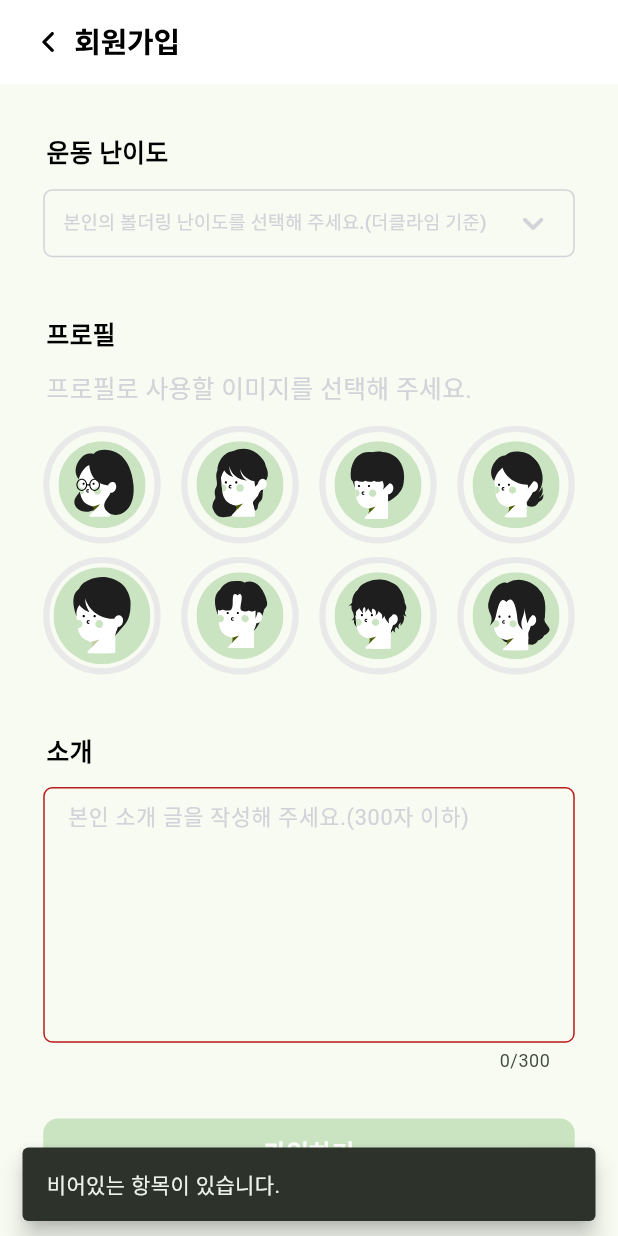
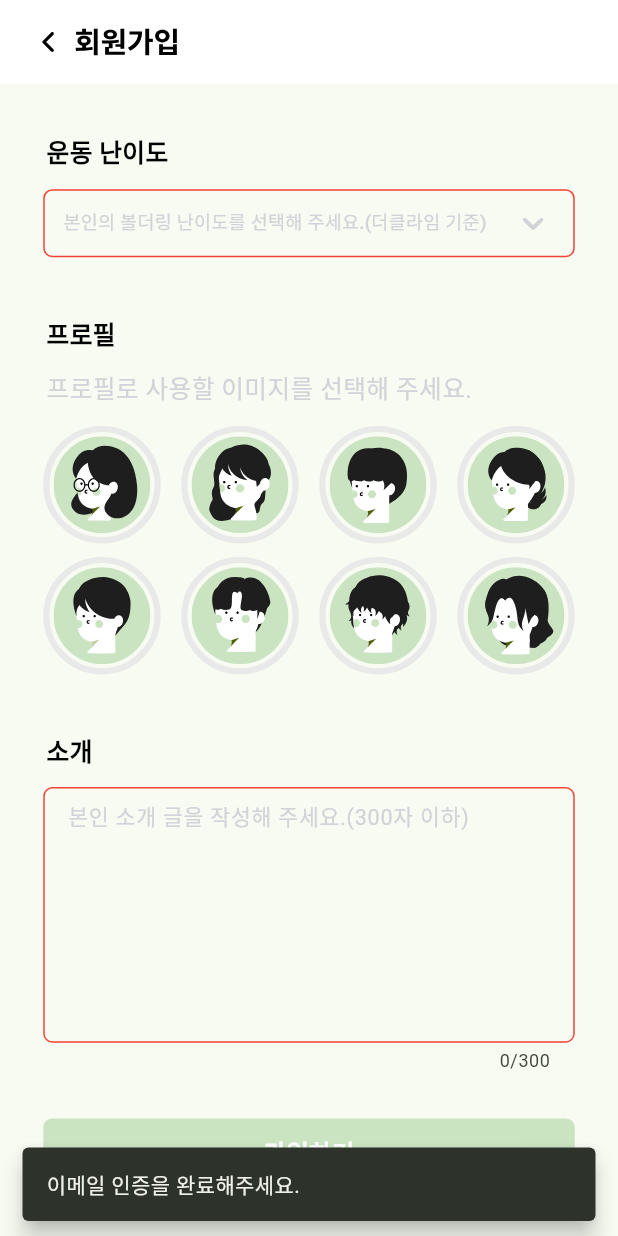
Before and after one commit to ROCCIA-901/roccia_901_client, a Flutter app: the SignUpScreen screen opened by its route, scrolled down 890 dp, after a tap on "가입하기", on a phone screen of 412 x 824 dp. Run offline on Flutter 3.47's test engine with Material 3 defaults, Android fonts, the phone set to English and light mode, and no system bars; drawn by our look-alikes of dropdown_button2; our stand-ins replace auto_route, carousel_slider, email_validator, flutter_riverpod, flutter_secure_storage, flutter_svg and 8 more; missing offline and left inert: http_interceptor; accounts and stored records are empty; generated files the repository leaves out were written again.

Commit message:
design: 디자인 수정

```diff
--- a/lib/presentation/screens/sign_up_screen.dart
+++ b/lib/presentation/screens/sign_up_screen.dart
@@ -1,11 +1,14 @@
+import 'package:auto_route/auto_route.dart';
 import 'package:dropdown_button2/dropdown_button2.dart';
 import 'package:email_validator/email_validator.dart';
 import 'package:flutter/material.dart';
 import 'package:flutter_riverpod/flutter_riverpod.dart';
 import 'package:flutter_svg/svg.dart';
 import 'package:google_fonts/google_fonts.dart';
-import 'package:untitled/data/shared/api_exception.dart';
+import 'package:untitled/constants/app_colors.dart';
+import 'package:untitled/presentation/screens/shared/exception_handler_on_view.dart';
 import 'package:untitled/presentation/viewmodels/authentication/register_viewmodel.dart';
+import 'package:untitled/utils/app_router.dart';
 import 'package:untitled/utils/dialog_helper.dart';
 import 'package:untitled/utils/snack_bar_helper.dart';
 
@@ -18,6 +21,7 @@ import '../../widgets/app_common_text_button.dart';
 // Todo 드롭다운 메뉴 확장 시 화면 스크롤 안되는 문제 해결
 // Todo Timer Logic이 UI에 종속되어 있음. Timer Logic을 분리하자.
 
+@RoutePage()
 class SignUpScreen extends ConsumerStatefulWidget {
   const SignUpScreen({super.key});
 
@@ -38,7 +42,9 @@ class _SignUpScreenState extends ConsumerState<SignUpScreen> {
   late String _name; // 이름
   late String _introduction; // 소개
 
-  /// email이 인증되었는지
+  // 인증번호 요청 버튼이 눌렸는지
+  bool _isRequestAuthCodePressed = false;
+  // email이 인증되었는지
   bool _isEmailVerified = false;
 
   /// Dropdown Button2에서 선택된 값들(package 이름이 button2 입니다.)
@@ -54,6 +60,9 @@ class _SignUpScreenState extends ConsumerState<SignUpScreen> {
   /// 인증 타임아웃 카운트다운을 위한 변수
   late int _currentCount; // 화면에 표시되는 현재 카운트
   late CountdownTimer _countdownTimer;
+
+  /// 제출을 한번이라도 시도 했는지
+  bool _hasTriedSubmit = false;
 
   @override
   void initState() {
@@ -121,7 +130,8 @@ class _SignUpScreenState extends ConsumerState<SignUpScreen> {
                         child: SizedBox(
                           width: SizeConfig.safeBlockHorizontal * 55.56,
                           child: TextFormField(
-                            readOnly: _isEmailVerified,
+                            readOnly:
+                                _isRequestAuthCodePressed || _isEmailVerified,
                             keyboardType: TextInputType.emailAddress,
                             textInputAction: TextInputAction.done,
                             style: GoogleFonts.roboto(
@@ -146,6 +156,12 @@ class _SignUpScreenState extends ConsumerState<SignUpScreen> {
                                 borderRadius: BorderRadius.circular(6),
                                 borderSide: BorderSide(
                                   color: Color(0xFFD1D3D9),
+                                ),
+                              ),
+                              errorBorder: OutlineInputBorder(
+                                borderRadius: BorderRadius.circular(6),
+                                borderSide: BorderSide(
+                                  color: Colors.red,
                                 ),
                               ),
                               border: OutlineInputBorder(
@@ -182,6 +198,7 @@ class _SignUpScreenState extends ConsumerState<SignUpScreen> {
                           _countdownTimer.restart();
                           _requestRegisterAuthCode();
                         },
+                        enabled: !_isEmailVerified,
                       ),
                     ],
                   ),
@@ -278,12 +295,16 @@ class _SignUpScreenState extends ConsumerState<SignUpScreen> {
                               color: Color(0xFFFFFFFF),
                             ),
                           ),
-                          backgroundColor:
-                              Theme.of(context).colorScheme.primary,
-                          cornerRadius: 10,
+                          backgroundColor: _isEmailVerified
+                              ? AppColors.grayLight
+                              : Theme.of(context).colorScheme.primary,
+                          cornerRadius: 6,
                           width: double.maxFinite,
                           height: double.maxFinite,
                           onPressed: () {
+                            if (_isEmailVerified) {
+                              return;
+                            }
                             _verifyRegisterAuthCode();
                           },
                         ),
@@ -336,6 +357,12 @@ class _SignUpScreenState extends ConsumerState<SignUpScreen> {
                               borderRadius: BorderRadius.circular(6),
                               borderSide: BorderSide(
                                 color: Color(0xFFD1D3D9),
+                              ),
+                            ),
+                            errorBorder: OutlineInputBorder(
+                              borderRadius: BorderRadius.circular(6),
+                              borderSide: BorderSide(
+                                color: Colors.red,
                               ),
                             ),
                             border: OutlineInputBorder(
@@ -398,6 +425,12 @@ class _SignUpScreenState extends ConsumerState<SignUpScreen> {
                                 color: Color(0xFFD1D3D9),
                               ),
                             ),
+                            errorBorder: OutlineInputBorder(
+                              borderRadius: BorderRadius.circular(6),
+                              borderSide: BorderSide(
+                                color: Colors.red,
+                              ),
+                            ),
                             border: OutlineInputBorder(
                               borderRadius: BorderRadius.circular(6),
                               borderSide: BorderSide(
@@ -452,6 +485,12 @@ class _SignUpScreenState extends ConsumerState<SignUpScreen> {
                                 color: Color(0xFFD1D3D9),
                               ),
                             ),
+                            errorBorder: OutlineInputBorder(
+                              borderRadius: BorderRadius.circular(6),
+                              borderSide: BorderSide(
+                                color: Colors.red,
+                              ),
+                            ),
                             border: OutlineInputBorder(
                               borderRadius: BorderRadius.circular(6),
                               borderSide: BorderSide(
@@ -477,6 +516,7 @@ class _SignUpScreenState extends ConsumerState<SignUpScreen> {
                     GenerationDropdown(
                       selectedValue: _generation,
                       onChanged: changeGeneration,
+                      doValidate: _hasTriedSubmit,
                     ),
                     SizedBox(height: SizeConfig.safeBlockVertical * 4.7),
 
@@ -488,6 +528,7 @@ class _SignUpScreenState extends ConsumerState<SignUpScreen> {
                       selectedValue: _userRole,
                       onChanged: changeRole,
                       hintText: "본인의 역할을 선택해 주세요.",
+                      doValidate: _hasTriedSubmit,
                     ),
                     SizedBox(height: SizeConfig.safeBlockVertical * 4.7),
 
@@ -500,6 +541,7 @@ class _SignUpScreenState extends ConsumerState<SignUpScreen> {
                       selectedValue: _location,
                       onChanged: changeLocation,
                       hintText: "본인의 운동 지점을 선택해 주세요.",
+                      doValidate: _hasTriedSubmit,
                     ),
                     SizedBox(height: SizeConfig.safeBlockVertical * 4.7),
 
@@ -511,6 +553,7 @@ class _SignUpScreenState extends ConsumerState<SignUpScreen> {
                       selectedValue: _level,
                       onChanged: changeLevel,
                       hintText: "본인의 볼더링 난이도를 선택해 주세요.(더클라임 기준)",
+                      doValidate: _hasTriedSubmit,
                     ),
                     SizedBox(height: SizeConfig.safeBlockVertical * 4.7),
 
@@ -548,6 +591,7 @@ class _SignUpScreenState extends ConsumerState<SignUpScreen> {
                         textInputAction: TextInputAction.newline,
                         maxLength: 300,
                         maxLines: 7,
+                        cursorOpacityAnimates: true,
                         style: GoogleFonts.roboto(
                           fontSize: SizeConfig.safeBlockHorizontal * 3.5,
                           color: Colors.black,
@@ -570,6 +614,12 @@ class _SignUpScreenState extends ConsumerState<SignUpScreen> {
                             borderRadius: BorderRadius.circular(6),
                             borderSide: BorderSide(
                               color: Color(0xFFD1D3D9),
+                            ),
+                          ),
+                          errorBorder: OutlineInputBorder(
+                            borderRadius: BorderRadius.circular(6),
+                            borderSide: BorderSide(
+                              color: Colors.red,
                             ),
                           ),
                           border: OutlineInputBorder(
@@ -607,7 +657,7 @@ class _SignUpScreenState extends ConsumerState<SignUpScreen> {
                     ),
                   ),
                   backgroundColor: Theme.of(context).colorScheme.primary,
-                  cornerRadius: 10,
+                  cornerRadius: 6,
                   width: double.maxFinite,
                   height: double.maxFinite,
                   onPressed: () {
@@ -665,10 +715,12 @@ class _SignUpScreenState extends ConsumerState<SignUpScreen> {
   }
 
   void _requestRegisterAuthCode() {
-    if (!(_emailFormKey.currentState!.validate())) {
-      return;
+    if (!_isRequestAuthCodePressed) {
+      if (!(_emailFormKey.currentState!.validate())) {
+        return;
+      }
+      _emailFormKey.currentState?.save();
     }
-    _emailFormKey.currentState?.save();
     ref
         .read(requestRegisterAuthCodeControllerProvider.notifier)
         .execute(email: _email);
@@ -679,13 +731,64 @@ class _SignUpScreenState extends ConsumerState<SignUpScreen> {
         !(_authCodeFormKey.currentState!.validate())) {
       return;
     }
-    _emailFormKey.currentState?.save();
+    if (!_isRequestAuthCodePressed) {
+      SnackBarHelper.showTextSnackBar(context, "인증번호를 받아주세요.");
+      return;
+    }
     _authCodeFormKey.currentState?.save();
     ref
         .read(verifyRegisterAuthCodeControllerProvider.notifier)
         .execute(email: _email, authCode: _authenticationCode);
   }
 
+  void _submitResisterForm() {
+    setState(() {
+      _hasTriedSubmit = true;
+    });
+    final isEmailValid = _emailFormKey.currentState?.validate();
+    final isFormValid = _otherFormKey.currentState?.validate();
+
+    if (!_isEmailVerified) {
+      SnackBarHelper.showTextSnackBar(context, "이메일 인증을 완료해주세요.");
+      return;
+    }
+    if (_emailFormKey.currentState == null || isEmailValid != true) {
+      SnackBarHelper.showTextSnackBar(context, "이메일 형식이 올바르지 않습니다.");
+      return;
+    }
+    if (_otherFormKey.currentState == null || isFormValid != true) {
+      SnackBarHelper.showTextSnackBar(context, "비어있는 항목이 있습니다.");
+      return;
+    }
+    if (_generation == null ||
+        _userRole == null ||
+        _location == null ||
+        _level == null) {
+      SnackBarHelper.showTextSnackBar(context, "필수 항목을 선택해주세요.");
+      return;
+    }
+    if (_profileIndex == null) {
+      SnackBarHelper.showTextSnackBar(context, "프로필을 선택해주세요.");
+      return;
+    }
+    _otherFormKey.currentState?.save();
+    ref.read(registerControllerProvider.notifier).execute(
+          email: _email,
+          password: _password,
+          passwordConfirm: _passwordConfirm,
+          username: _name,
+          generation: "$_generation기",
+          role: UserRole.toName[_userRole]!,
+          workoutLocation: Location.toName[_location]!,
+          workoutLevel: BoulderLevel.toName[_level]!,
+          profileNumber: _profileIndex! + 1,
+          introduction: _introduction,
+        );
+  }
+
+  // ------------------------------------------------------------------------ //
+  // Notification Listeners                                                   //
+  // ------------------------------------------------------------------------ //
   void _setListener() {
     _listenRequestAuthCode();
     _listenEmailValidation();
@@ -693,6 +796,13 @@ class _SignUpScreenState extends ConsumerState<SignUpScreen> {
   }
 
   void _listenRequestAuthCode() {
+    void onSuccess() {
+      setState(() {
+        _isRequestAuthCodePressed = true;
+      });
+      SnackBarHelper.showTextSnackBar(context, "인증번호가 발송되었습니다.");
+    }
+
     ref.listen(
       requestRegisterAuthCodeControllerProvider,
       (previous, next) {
@@ -700,7 +810,7 @@ class _SignUpScreenState extends ConsumerState<SignUpScreen> {
           data: (data) {
             if (previous is AsyncLoading) {
               Navigator.pop(context);
-              SnackBarHelper.showTextSnackBar(context, "인증번호가 발송되었습니다.");
+              onSuccess();
             }
           },
           loading: () {
@@ -710,10 +820,8 @@ class _SignUpScreenState extends ConsumerState<SignUpScreen> {
             if (previous is AsyncLoading) {
               Navigator.pop(context);
             }
-            if (error is ApiException) {
-              SnackBarHelper.showTextSnackBar(context, error.message);
-            } else {
-              SnackBarHelper.showErrorSnackBar(context);
+            if (error is Exception) {
+              exceptionHandlerOnView(context, e: error, stackTrace: stackTrace);
             }
           },
         );
@@ -747,10 +855,8 @@ class _SignUpScreenState extends ConsumerState<SignUpScreen> {
             if (previous is AsyncLoading) {
               Navigator.pop(context);
             }
-            if (error is ApiException) {
-              SnackBarHelper.showTextSnackBar(context, error.message);
-            } else {
-              SnackBarHelper.showErrorSnackBar(context);
+            if (error is Exception) {
+              exceptionHandlerOnView(context, e: error, stackTrace: stackTrace);
             }
           },
         );
@@ -759,6 +865,12 @@ class _SignUpScreenState extends ConsumerState<SignUpScreen> {
   }
 
   void _listenRegister() {
+    void onSuccess() {
+      SnackBarHelper.showTextSnackBar(context, "회원가입이 완료되었습니다.");
+      AutoRouter.of(context).popUntilRoot();
+      AutoRouter.of(context).replace(MemberHomeRoute());
+    }
+
     ref.listen(
       registerControllerProvider,
       (previous, next) {
@@ -766,7 +878,7 @@ class _SignUpScreenState extends ConsumerState<SignUpScreen> {
           data: (data) {
             if (previous is AsyncLoading) {
               Navigator.pop(context);
-              SnackBarHelper.showTextSnackBar(context, "회원가입이 완료되었습니다.");
+              onSuccess();
             }
           },
           loading: () {
@@ -776,48 +888,13 @@ class _SignUpScreenState extends ConsumerState<SignUpScreen> {
             if (previous is AsyncLoading) {
               Navigator.pop(context);
             }
-            if (error is ApiException) {
-              SnackBarHelper.showTextSnackBar(context, error.message);
-            } else {
-              SnackBarHelper.showErrorSnackBar(context);
+            if (error is Exception) {
+              exceptionHandlerOnView(context, e: error, stackTrace: stackTrace);
             }
           },
         );
       },
     );
-  }
-
-  void _submitResisterForm() {
-    if (_otherFormKey.currentState == null ||
-        !_otherFormKey.currentState!.validate()) {
-      SnackBarHelper.showTextSnackBar(context, "비어있는 항목이 있습니다.");
-      return;
-    }
-    if (_generation == null ||
-        _userRole == null ||
-        _location == null ||
-        _level == null) {
-      SnackBarHelper.showTextSnackBar(context, "필수 항목을 선택해주세요.");
-      return;
-    }
-    if (_profileIndex == null) {
-      SnackBarHelper.showTextSnackBar(context, "프로필을 선택해주세요.");
-      return;
-    }
-    _emailFormKey.currentState?.save();
-    _otherFormKey.currentState?.save();
-    ref.read(registerControllerProvider.notifier).execute(
-          email: _email,
-          password: _password,
-          passwordConfirm: _passwordConfirm,
-          username: _name,
-          generation: "$_generation기",
-          role: UserRole.toName[_userRole]!,
-          workoutLocation: Location.toName[_location]!,
-          workoutLevel: BoulderLevel.toName[_level]!,
-          profileNumber: _profileIndex! + 1,
-          introduction: _introduction,
-        );
   }
 }
 
@@ -853,14 +930,16 @@ class InputLabel extends StatelessWidget {
 /// 인증번호 받기 버튼
 /// 한번 누르면 onPressed 함수가 secondOnPressed로 바뀐다.
 class GetAuthenticationButton extends StatefulWidget {
+  final void Function() firstOnPressed;
+  final void Function() secondOnPressed;
+  final bool enabled;
+
   const GetAuthenticationButton({
     super.key,
     required this.firstOnPressed,
     required this.secondOnPressed,
+    this.enabled = true,
   });
-
-  final void Function() firstOnPressed;
-  final void Function() secondOnPressed;
 
   @override
   State<GetAuthenticationButton> createState() =>
@@ -883,11 +962,16 @@ class _GetAuthenticationButtonState extends State<GetAuthenticationButton> {
             color: Color(0xFFFFFFFF),
           ),
         ),
-        backgroundColor: Theme.of(context).colorScheme.primary,
-        cornerRadius: 10,
+        backgroundColor: widget.enabled
+            ? Theme.of(context).colorScheme.primary
+            : AppColors.grayLight,
+        cornerRadius: 6,
         width: double.maxFinite,
         height: double.maxFinite,
         onPressed: () {
+          if (!widget.enabled) {
+            return;
+          }
           if (_isPressed) {
             widget.secondOnPressed();
           } else {
@@ -904,11 +988,22 @@ class _GetAuthenticationButtonState extends State<GetAuthenticationButton> {
 class GenerationDropdown extends StatelessWidget {
   final int? selectedValue;
   final void Function(int?) onChanged;
-  const GenerationDropdown({
+  final bool doValidate;
+
+  late final Color borderColor;
+
+  GenerationDropdown({
     super.key,
     required this.selectedValue,
     required this.onChanged,
-  });
+    this.doValidate = false,
+  }) {
+    if (doValidate && selectedValue == null) {
+      borderColor = Colors.red;
+    } else {
+      borderColor = AppColors.grayMediumDark;
+    }
+  }
 
   @override
   Widget build(BuildContext context) {
@@ -954,7 +1049,7 @@ class GenerationDropdown extends StatelessWidget {
             ),
             decoration: BoxDecoration(
               border: Border.all(
-                color: Color(0xFFD1D3D9),
+                color: borderColor,
               ),
               borderRadius: BorderRadius.circular(6),
             ),
@@ -969,7 +1064,7 @@ class GenerationDropdown extends StatelessWidget {
             width: SizeConfig.safeBlockHorizontal * 86,
             elevation: 3,
             decoration: BoxDecoration(
-              borderRadius: BorderRadius.circular(10),
+              borderRadius: BorderRadius.circular(6),
               color: Color(0xFFFFFFFF),
             ),
             offset: const Offset(0, 0),
@@ -998,6 +1093,9 @@ class GenericDropdown<T extends Enum> extends StatelessWidget {
   final T? selectedValue;
   final void Function(T?) onChanged;
   final String hintText;
+  final bool doValidate;
+
+  late final Color borderColor;
 
   GenericDropdown({
     super.key,
@@ -1006,7 +1104,14 @@ class GenericDropdown<T extends Enum> extends StatelessWidget {
     required this.selectedValue,
     required this.onChanged,
     required this.hintText,
-  });
+    this.doValidate = false,
+  }) {
+    if (doValidate && selectedValue == null) {
+      borderColor = Colors.red;
+    } else {
+      borderColor = AppColors.grayMediumDark;
+    }
+  }
 
   @override
   Widget build(BuildContext context) {
@@ -1049,7 +1154,7 @@ class GenericDropdown<T extends Enum> extends StatelessWidget {
             ),
             decoration: BoxDecoration(
               border: Border.all(
-                color: Color(0xFFD1D3D9),
+                color: borderColor,
               ),
               borderRadius: BorderRadius.circular(6),
             ),
@@ -1064,7 +1169,7 @@ class GenericDropdown<T extends Enum> extends StatelessWidget {
             width: SizeConfig.safeBlockHorizontal * 86,
             elevation: 3,
             decoration: BoxDecoration(
-              borderRadius: BorderRadius.circular(10),
+              borderRadius: BorderRadius.circular(6),
               color: Color(0xFFFFFFFF),
             ),
             offset: const Offset(0, 0),
@@ -1130,7 +1235,7 @@ class ProfileSelection extends StatelessWidget {
               ),
               child: SvgPicture.asset(
                 'assets/profiles/profile_${index + 1}.svg',
-                fit: BoxFit.fill,
+                width: double.infinity,
               ),
             ),
           ),
```
Also changed, not shown: lib/presentation/screens/password_reset_screen.dart (+29 -21 lines).
